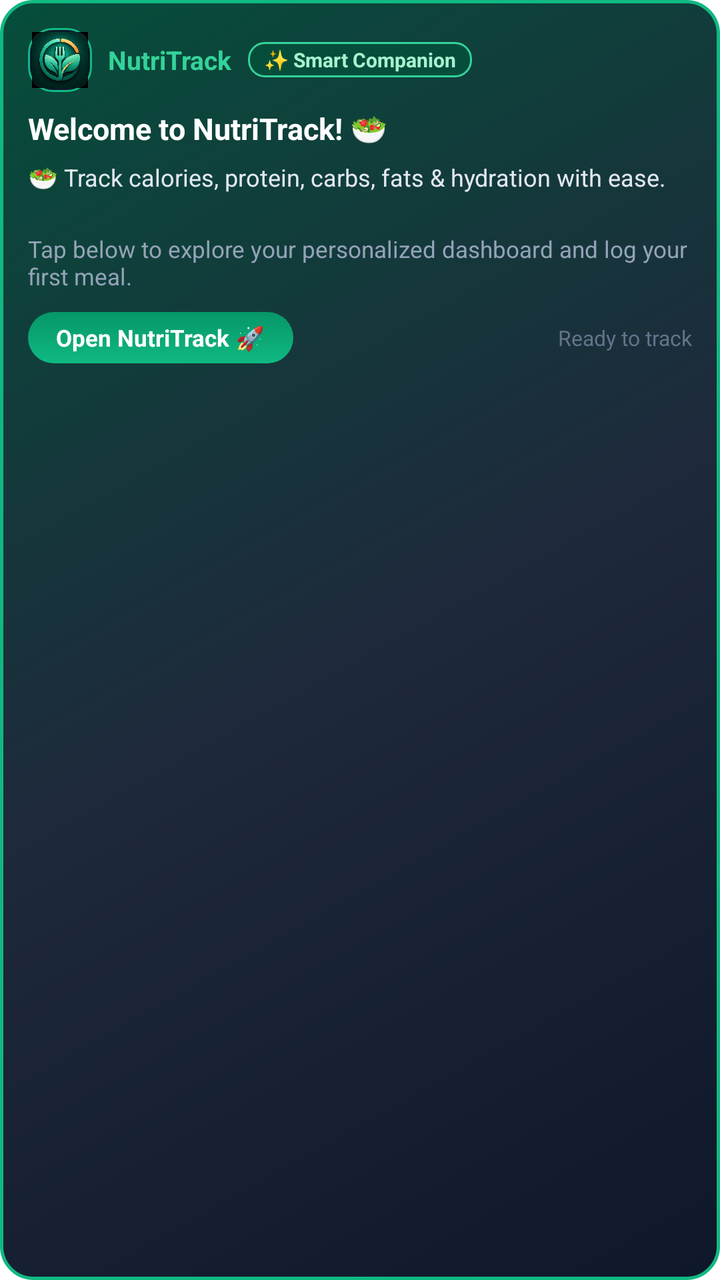
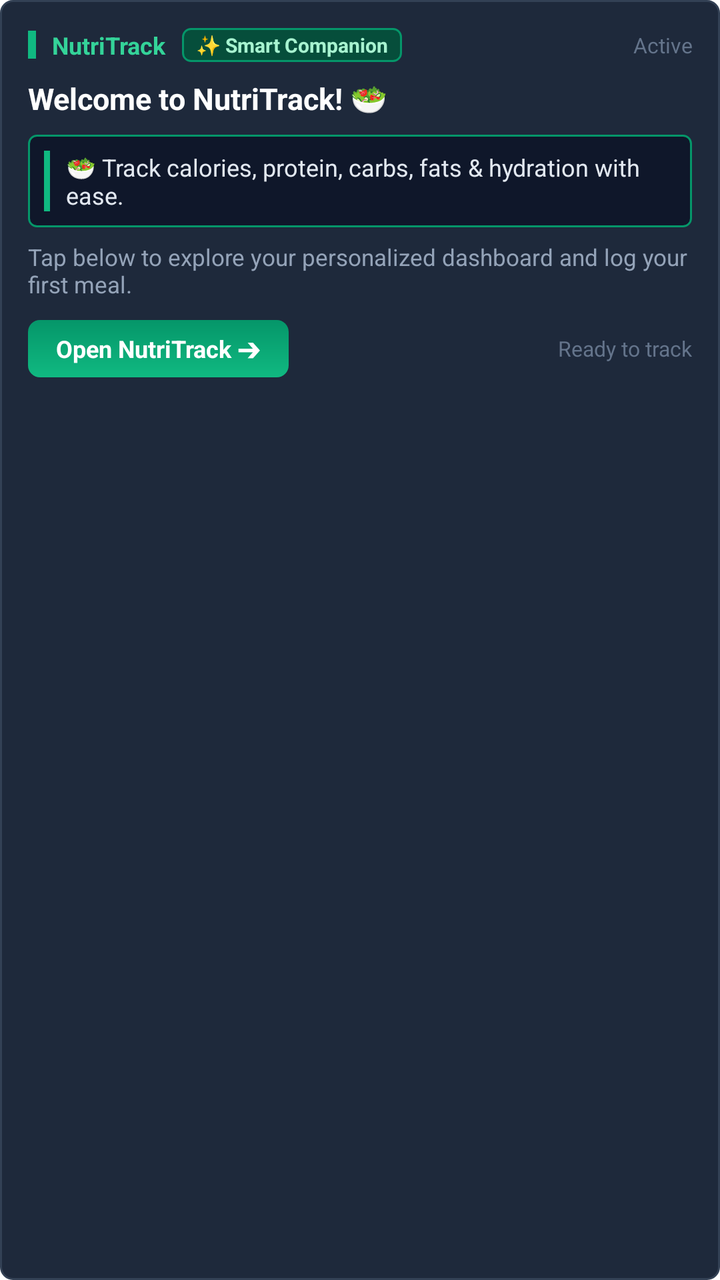

Compare the two renders of this Android layout. The source of the first and the diff that turns it into the second are given below.
<!-- AndroidManifest.xml: application theme Theme.Macro_tracker -->
<!-- res/layout/notification_banner_expanded.xml -->
<?xml version="1.0" encoding="utf-8"?>
<LinearLayout xmlns:android="http://schemas.android.com/apk/res/android"
    android:layout_width="match_parent"
    android:layout_height="wrap_content"
    android:background="@drawable/notification_banner_bg"
    android:orientation="vertical"
    android:padding="14dp">

    
    <LinearLayout
        android:layout_width="match_parent"
        android:layout_height="wrap_content"
        android:gravity="center_vertical"
        android:orientation="horizontal">

        <ImageView
            android:id="@+id/notif_expanded_icon"
            android:layout_width="32dp"
            android:layout_height="32dp"
            android:background="@drawable/notification_icon_circle"
            android:contentDescription="NutriTrack Icon"
            android:padding="2dp"
            android:scaleType="fitCenter"
            android:src="@drawable/app_logo" />

        <TextView
            android:layout_width="wrap_content"
            android:layout_height="wrap_content"
            android:layout_marginStart="8dp"
            android:text="NutriTrack"
            android:textColor="#34D399"
            android:textSize="13sp"
            android:textStyle="bold" />

        <TextView
            android:id="@+id/notif_expanded_badge"
            android:layout_width="wrap_content"
            android:layout_height="wrap_content"
            android:layout_marginStart="8dp"
            android:background="@drawable/notification_chip_bg"
            android:paddingHorizontal="8dp"
            android:paddingVertical="2dp"
            android:text="✨ Smart Companion"
            android:textColor="#A7F3D0"
            android:textSize="10sp"
            android:textStyle="bold" />
    </LinearLayout>

    
    <TextView
        android:id="@+id/notif_expanded_title"
        android:layout_width="match_parent"
        android:layout_height="wrap_content"
        android:layout_marginTop="8dp"
        android:ellipsize="end"
        android:singleLine="true"
        android:text="Welcome to NutriTrack! 🥗"
        android:textColor="#FFFFFF"
        android:textSize="15sp"
        android:textStyle="bold" />

    
    <ViewFlipper
        android:id="@+id/notif_view_flipper"
        android:layout_width="match_parent"
        android:layout_height="wrap_content"
        android:layout_marginTop="6dp"
        android:autoStart="true"
        android:flipInterval="3000"
        android:inAnimation="@android:anim/fade_in"
        android:outAnimation="@android:anim/fade_out">

        
        <LinearLayout
            android:layout_width="match_parent"
            android:layout_height="wrap_content"
            android:gravity="center_vertical"
            android:orientation="horizontal">

            <TextView
                android:id="@+id/notif_slide_1_text"
                android:layout_width="match_parent"
                android:layout_height="wrap_content"
                android:text="🥗 Track calories, protein, carbs, fats &amp; hydration with ease."
                android:textColor="#E2E8F0"
                android:textSize="12sp" />
        </LinearLayout>

        
        <LinearLayout
            android:layout_width="match_parent"
            android:layout_height="wrap_content"
            android:gravity="center_vertical"
            android:orientation="horizontal">

            <TextView
                android:id="@+id/notif_slide_2_text"
                android:layout_width="match_parent"
                android:layout_height="wrap_content"
                android:text="⚡ Barcode Scanner, Indian Kitchen Recipes &amp; Custom Meal Builder."
                android:textColor="#A7F3D0"
                android:textSize="12sp" />
        </LinearLayout>

        
        <LinearLayout
            android:layout_width="match_parent"
            android:layout_height="wrap_content"
            android:gravity="center_vertical"
            android:orientation="horizontal">

            <TextView
                android:id="@+id/notif_slide_3_text"
                android:layout_width="match_parent"
                android:layout_height="wrap_content"
                android:text="📈 3-Month Future Weight Prediction &amp; Cloud Multi-Device Sync."
                android:textColor="#6EE7B7"
                android:textSize="12sp" />
        </LinearLayout>

        
        <LinearLayout
            android:layout_width="match_parent"
            android:layout_height="wrap_content"
            android:gravity="center_vertical"
            android:orientation="horizontal">

            <TextView
                android:id="@+id/notif_slide_4_text"
                android:layout_width="match_parent"
                android:layout_height="wrap_content"
                android:text="🔥 Build streaks, conquer your diet goals &amp; stay fit every day!"
                android:textColor="#FDE047"
                android:textSize="12sp" />
        </LinearLayout>
    </ViewFlipper>

    
    <TextView
        android:id="@+id/notif_expanded_message"
        android:layout_width="match_parent"
        android:layout_height="wrap_content"
        android:layout_marginTop="6dp"
        android:text="Tap below to explore your personalized dashboard and log your first meal."
        android:textColor="#94A3B8"
        android:textSize="11.5sp" />

    
    <LinearLayout
        android:layout_width="match_parent"
        android:layout_height="wrap_content"
        android:layout_marginTop="10dp"
        android:gravity="center_vertical"
        android:orientation="horizontal">

        <TextView
            android:id="@+id/notif_btn_action"
            android:layout_width="wrap_content"
            android:layout_height="wrap_content"
            android:background="@drawable/notification_pill_button"
            android:paddingHorizontal="14dp"
            android:paddingVertical="5dp"
            android:text="Open NutriTrack 🚀"
            android:textColor="#FFFFFF"
            android:textSize="11.5sp"
            android:textStyle="bold" />

        <TextView
            android:layout_width="0dp"
            android:layout_height="wrap_content"
            android:layout_marginStart="10dp"
            android:layout_weight="1"
            android:gravity="end"
            android:text="Ready to track"
            android:textColor="#64748B"
            android:textSize="10.5sp" />
    </LinearLayout>
</LinearLayout>
<!-- resources referenced by this layout -->
<resources>
  <!-- drawable app_logo: png bitmap (drawable, 362571 bytes) -->
  <!-- drawable notification_banner_bg (drawable) -->
  <?xml version="1.0" encoding="utf-8"?>
  <shape xmlns:android="http://schemas.android.com/apk/res/android"
      android:shape="rectangle">
      <gradient
          android:startColor="#0F172A"
          android:centerColor="#1E293B"
          android:endColor="#064E3B"
          android:angle="135" />
      <corners android:radius="16dp" />
      <stroke
          android:width="1.5dp"
          android:color="#10B981" />
  </shape>
  <!-- drawable notification_chip_bg (drawable) -->
  <?xml version="1.0" encoding="utf-8"?>
  <shape xmlns:android="http://schemas.android.com/apk/res/android"
      android:shape="rectangle">
      <solid android:color="#064E3B" />
      <corners android:radius="8dp" />
      <stroke
          android:width="1dp"
          android:color="#34D399" />
  </shape>
  <!-- drawable notification_icon_circle (drawable) -->
  <?xml version="1.0" encoding="utf-8"?>
  <shape xmlns:android="http://schemas.android.com/apk/res/android"
      android:shape="rectangle">
      <solid android:color="#0F172A" />
      <corners android:radius="12dp" />
      <stroke
          android:width="1dp"
          android:color="#10B981" />
  </shape>
  <!-- drawable notification_pill_button (drawable) -->
  <?xml version="1.0" encoding="utf-8"?>
  <shape xmlns:android="http://schemas.android.com/apk/res/android"
      android:shape="rectangle">
      <gradient
          android:startColor="#10B981"
          android:endColor="#059669"
          android:angle="90" />
      <corners android:radius="20dp" />
  </shape>
  <style name="Theme.Macro_tracker" parent="Theme.MaterialComponents.Light" />
</resources>

<!-- the commit's change to res/layout/notification_banner_expanded.xml (unified diff, before → after) -->
@@ -13,15 +13,10 @@
         android:gravity="center_vertical"
         android:orientation="horizontal">
 
-        <ImageView
-            android:id="@+id/notif_expanded_icon"
-            android:layout_width="32dp"
-            android:layout_height="32dp"
-            android:background="@drawable/notification_icon_circle"
-            android:contentDescription="NutriTrack Icon"
-            android:padding="2dp"
-            android:scaleType="fitCenter"
-            android:src="@drawable/app_logo" />
+        <View
+            android:layout_width="4dp"
+            android:layout_height="14dp"
+            android:background="#10B981" />
 
         <TextView
             android:layout_width="wrap_content"
@@ -29,7 +24,7 @@
             android:layout_marginStart="8dp"
             android:text="NutriTrack"
             android:textColor="#34D399"
-            android:textSize="13sp"
+            android:textSize="12sp"
             android:textStyle="bold" />
 
         <TextView
@@ -38,12 +33,21 @@
             android:layout_height="wrap_content"
             android:layout_marginStart="8dp"
             android:background="@drawable/notification_chip_bg"
-            android:paddingHorizontal="8dp"
-            android:paddingVertical="2dp"
+            android:paddingHorizontal="7dp"
+            android:paddingVertical="1.5dp"
             android:text="✨ Smart Companion"
             android:textColor="#A7F3D0"
             android:textSize="10sp"
             android:textStyle="bold" />
+
+        <TextView
+            android:layout_width="0dp"
+            android:layout_height="wrap_content"
+            android:layout_weight="1"
+            android:gravity="end"
+            android:text="Active"
+            android:textColor="#64748B"
+            android:textSize="10.5sp" />
     </LinearLayout>
 
     
@@ -60,23 +64,31 @@
         android:textStyle="bold" />
 
     
-    <ViewFlipper
-        android:id="@+id/notif_view_flipper"
+    <LinearLayout
         android:layout_width="match_parent"
         android:layout_height="wrap_content"
-        android:layout_marginTop="6dp"
-        android:autoStart="true"
-        android:flipInterval="3000"
-        android:inAnimation="@android:anim/fade_in"
-        android:outAnimation="@android:anim/fade_out">
+        android:layout_marginTop="8dp"
+        android:background="@drawable/notification_ticker_bg"
+        android:orientation="horizontal"
+        android:padding="8dp">
 
-        
-        <LinearLayout
-            android:layout_width="match_parent"
+        <View
+            android:layout_width="3dp"
+            android:layout_height="match_parent"
+            android:background="#10B981" />
+
+        <ViewFlipper
+            android:id="@+id/notif_view_flipper"
+            android:layout_width="0dp"
             android:layout_height="wrap_content"
-            android:gravity="center_vertical"
-            android:orientation="horizontal">
+            android:layout_marginStart="8dp"
+            android:layout_weight="1"
+            android:autoStart="true"
+            android:flipInterval="3000"
+            android:inAnimation="@android:anim/fade_in"
+            android:outAnimation="@android:anim/fade_out">
 
+            
             <TextView
                 android:id="@+id/notif_slide_1_text"
                 android:layout_width="match_parent"
@@ -84,63 +96,42 @@
                 android:text="🥗 Track calories, protein, carbs, fats &amp; hydration with ease."
                 android:textColor="#E2E8F0"
                 android:textSize="12sp" />
-        </LinearLayout>
 
-        
-        <LinearLayout
-            android:layout_width="match_parent"
-            android:layout_height="wrap_content"
-            android:gravity="center_vertical"
-            android:orientation="horizontal">
-
+            
             <TextView
                 android:id="@+id/notif_slide_2_text"
                 android:layout_width="match_parent"
                 android:layout_height="wrap_content"
-                android:text="⚡ Barcode Scanner, Indian Kitchen Recipes &amp; Custom Meal Builder."
+                android:text="⚡ Barcode Scanner, Indian Recipes &amp; Custom Meal Builder."
                 android:textColor="#A7F3D0"
                 android:textSize="12sp" />
-        </LinearLayout>
 
-        
-        <LinearLayout
-            android:layout_width="match_parent"
-            android:layout_height="wrap_content"
-            android:gravity="center_vertical"
-            android:orientation="horizontal">
-
+            
             <TextView
                 android:id="@+id/notif_slide_3_text"
                 android:layout_width="match_parent"
                 android:layout_height="wrap_content"
-                android:text="📈 3-Month Future Weight Prediction &amp; Cloud Multi-Device Sync."
+                android:text="📈 3-Month Future Weight Prediction &amp; Multi-Device Sync."
                 android:textColor="#6EE7B7"
                 android:textSize="12sp" />
-        </LinearLayout>
 
-        
-        <LinearLayout
-            android:layout_width="match_parent"
-            android:layout_height="wrap_content"
-            android:gravity="center_vertical"
-            android:orientation="horizontal">
-
+            
             <TextView
                 android:id="@+id/notif_slide_4_text"
                 android:layout_width="match_parent"
                 android:layout_height="wrap_content"
-                android:text="🔥 Build streaks, conquer your diet goals &amp; stay fit every day!"
+                android:text="🔥 Build streaks, conquer diet goals &amp; stay fit every day!"
                 android:textColor="#FDE047"
                 android:textSize="12sp" />
-        </LinearLayout>
-    </ViewFlipper>
+        </ViewFlipper>
+    </LinearLayout>
 
     
     <TextView
         android:id="@+id/notif_expanded_message"
         android:layout_width="match_parent"
         android:layout_height="wrap_content"
-        android:layout_marginTop="6dp"
+        android:layout_marginTop="7dp"
         android:text="Tap below to explore your personalized dashboard and log your first meal."
         android:textColor="#94A3B8"
         android:textSize="11.5sp" />
@@ -157,12 +148,12 @@
             android:id="@+id/notif_btn_action"
             android:layout_width="wrap_content"
             android:layout_height="wrap_content"
-            android:background="@drawable/notification_pill_button"
+            android:background="@drawable/notification_rect_button"
             android:paddingHorizontal="14dp"
-            android:paddingVertical="5dp"
-            android:text="Open NutriTrack 🚀"
+            android:paddingVertical="6dp"
+            android:text="Open NutriTrack ➔"
             android:textColor="#FFFFFF"
-            android:textSize="11.5sp"
+            android:textSize="12sp"
             android:textStyle="bold" />
 
         <TextView
<!-- resource entries referenced after the edit -->
@@ -1,41 +1,26 @@
 <!-- resources referenced by this layout -->
 <resources>
-  <!-- drawable app_logo: png bitmap (drawable, 362571 bytes) -->
   <!-- drawable notification_banner_bg (drawable) -->
   <?xml version="1.0" encoding="utf-8"?>
   <shape xmlns:android="http://schemas.android.com/apk/res/android"
       android:shape="rectangle">
-      <gradient
-          android:startColor="#0F172A"
-          android:centerColor="#1E293B"
-          android:endColor="#064E3B"
-          android:angle="135" />
-      <corners android:radius="16dp" />
+      <solid android:color="#1E293B" />
+      <corners android:radius="6dp" />
       <stroke
-          android:width="1.5dp"
-          android:color="#10B981" />
+          android:width="1dp"
+          android:color="#334155" />
   </shape>
   <!-- drawable notification_chip_bg (drawable) -->
   <?xml version="1.0" encoding="utf-8"?>
   <shape xmlns:android="http://schemas.android.com/apk/res/android"
       android:shape="rectangle">
       <solid android:color="#064E3B" />
-      <corners android:radius="8dp" />
+      <corners android:radius="4dp" />
       <stroke
           android:width="1dp"
-          android:color="#34D399" />
+          android:color="#059669" />
   </shape>
-  <!-- drawable notification_icon_circle (drawable) -->
-  <?xml version="1.0" encoding="utf-8"?>
-  <shape xmlns:android="http://schemas.android.com/apk/res/android"
-      android:shape="rectangle">
-      <solid android:color="#0F172A" />
-      <corners android:radius="12dp" />
-      <stroke
-          android:width="1dp"
-          android:color="#10B981" />
-  </shape>
-  <!-- drawable notification_pill_button (drawable) -->
+  <!-- drawable notification_rect_button (drawable) -->
   <?xml version="1.0" encoding="utf-8"?>
   <shape xmlns:android="http://schemas.android.com/apk/res/android"
       android:shape="rectangle">
@@ -43,7 +28,17 @@
           android:startColor="#10B981"
           android:endColor="#059669"
           android:angle="90" />
-      <corners android:radius="20dp" />
+      <corners android:radius="6dp" />
+  </shape>
+  <!-- drawable notification_ticker_bg (drawable) -->
+  <?xml version="1.0" encoding="utf-8"?>
+  <shape xmlns:android="http://schemas.android.com/apk/res/android"
+      android:shape="rectangle">
+      <solid android:color="#0F172A" />
+      <corners android:radius="4dp" />
+      <stroke
+          android:width="1dp"
+          android:color="#059669" />
   </shape>
   <style name="Theme.Macro_tracker" parent="Theme.MaterialComponents.Light" />
 </resources>
